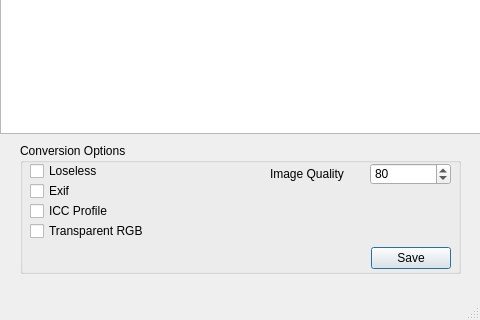
Above: WebPConverterGUI.ui from C4NU/Paddie before the change; both pictures show x 0 to 480 and y 316 to 636 of the 480 by 636 pixel window. Below: the same form after it.
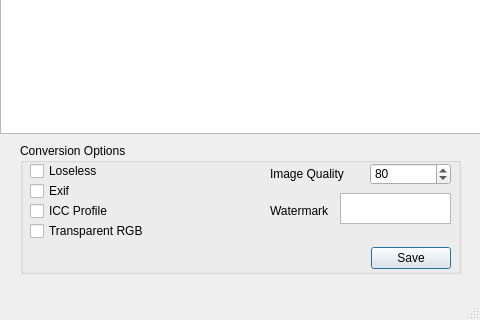
That is the form after the change. Icons and pictures are not drawn.

Commit message: [ADD] 워터마크 기능 테스트 완료, 모듈화 작업 시작

The edit to the form file:
```diff
--- a/WebPConverterGUI.ui
+++ b/WebPConverterGUI.ui
@@ -167,6 +167,29 @@
       <string>Transparent RGB</string>
      </property>
     </widget>
+    <widget class="QTextEdit" name="watermarkBox">
+     <property name="geometry">
+      <rect>
+       <x>320</x>
+       <y>50</y>
+       <width>111</width>
+       <height>31</height>
+      </rect>
+     </property>
+    </widget>
+    <widget class="QLabel" name="label_2">
+     <property name="geometry">
+      <rect>
+       <x>250</x>
+       <y>60</y>
+       <width>61</width>
+       <height>16</height>
+      </rect>
+     </property>
+     <property name="text">
+      <string>Watermark</string>
+     </property>
+    </widget>
    </widget>
   </widget>
   <widget class="QMenuBar" name="menubar">
```
Left out of the diff: 2 changed lines with no effect on the pictures. The commit also changes 2 other files.
